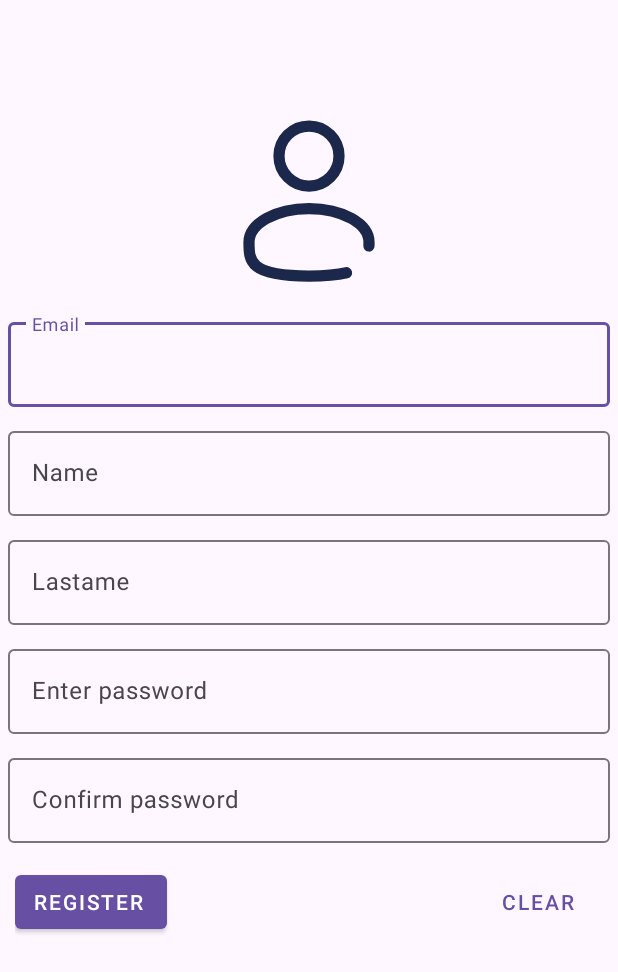
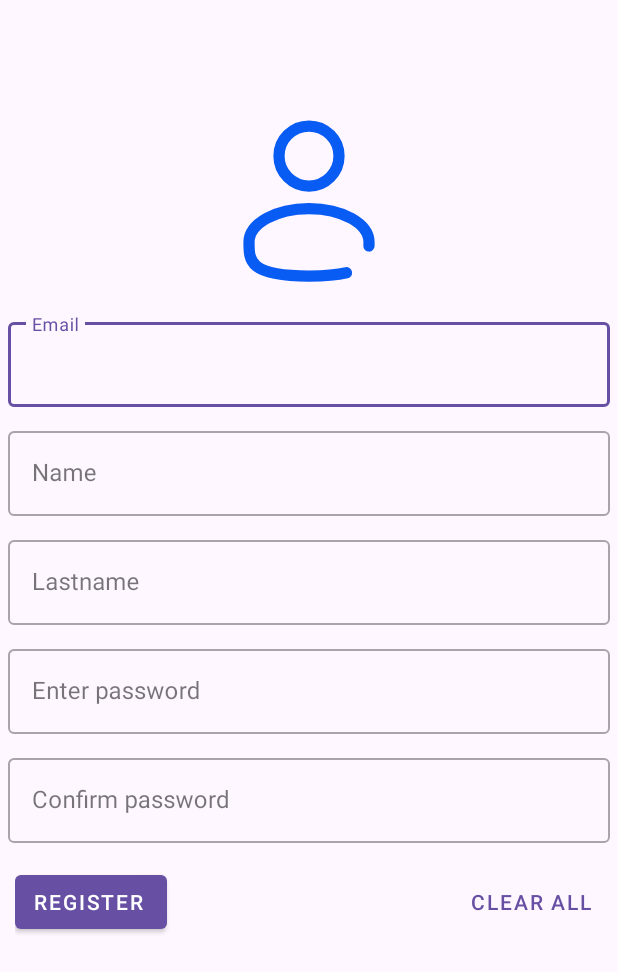
Before and after one commit to leodev8821/AFApp, an Android app: the UserRegisterActivity screen opened directly, with no data from a screen before it, on a phone screen of 412 x 824 dp. Shown: the top 972 px of the screen. Run offline under Robolectric (Android 15) with nearby library versions, the phone set to English and light mode, and no system bars.

```diff
--- a/app/src/main/java/com/example/afapp/adapters/PostAdapter.kt
+++ b/app/src/main/java/com/example/afapp/adapters/PostAdapter.kt
@@ -1,6 +1,8 @@
 package com.example.afapp.adapters
 
 import android.content.Context
+import android.content.res.ColorStateList
+import android.graphics.Color
 import android.text.format.DateFormat
 import android.view.LayoutInflater
 import android.view.ViewGroup
@@ -50,6 +52,7 @@ class PostViewHolder(
         post:Post,
         user:String,
     ){
+        val redColor = Color.parseColor("#FF0000")
         val dateFormat = DateFormat.format("dd-MMMM-yyyy", post.date)
 
         binding.titleItemTextView.text = post.title
@@ -57,7 +60,7 @@ class PostViewHolder(
         binding.tagsItemTextView.text = "Tags: ${post.tags}"
         binding.userItemTextView.text = "Created by: $user"
         binding.reactionsItemTextView.text = "Reactions: ${post.reactions}"
-        binding.dateItemtextView.text = "Created at: $dateFormat"
+        binding.dateItemTextView.text = "Created at: $dateFormat"
 
         val favDrawableId = if (post.like) {
             R.drawable.heart_selected
@@ -65,6 +68,7 @@ class PostViewHolder(
             R.drawable.heart_unselected
         }
         binding.reactFAB.setImageResource(favDrawableId)
+        binding.reactFAB.rippleColor = redColor
     }
 
 }
--- a/app/src/main/res/drawable/post_svg.xml
+++ b/app/src/main/res/drawable/post_svg.xml
@@ -5,8 +5,8 @@
     android:viewportHeight="460">
   <path
       android:pathData="M427.14,0H32.87C14.74,0 0,14.74 0,32.87v394.27c0,18.12 14.74,32.87 32.87,32.87h394.27c18.12,0 32.87,-14.74 32.87,-32.87V32.87C460,14.74 445.26,0 427.14,0zM317.75,309.58h-57.74v57.75c0,16.57 -13.43,30 -30,30s-30,-13.43 -30,-30v-57.75h-57.75c-16.57,0 -30,-13.43 -30,-30s13.43,-30 30,-30h57.75v-57.75c0,-16.57 13.43,-30 30,-30s30,13.43 30,30v57.75h57.74c16.57,0 30,13.43 30,30S334.32,309.58 317.75,309.58zM30,117.73V32.87c0,-1.58 1.28,-2.87 2.87,-2.87h394.27c1.58,0 2.87,1.28 2.87,2.87v84.86H30z"
-      android:fillColor="#000000"/>
+      android:fillColor="#49F4EF"/>
   <path
       android:pathData="M76.85,72.36m-26.25,0a26.25,26.25 0,1 1,52.5 0a26.25,26.25 0,1 1,-52.5 0"
-      android:fillColor="#000000"/>
+      android:fillColor="#49F4EF"/>
 </vector>
--- a/app/src/main/res/drawable/user_svg.xml
+++ b/app/src/main/res/drawable/user_svg.xml
@@ -7,11 +7,11 @@
       android:pathData="M12,6m-4,0a4,4 0,1 1,8 0a4,4 0,1 1,-8 0"
       android:strokeWidth="1.5"
       android:fillColor="#00000000"
-      android:strokeColor="#1C274C"/>
+      android:strokeColor="@color/blue"/>
   <path
       android:pathData="M19.997,18C20,17.836 20,17.669 20,17.5C20,15.015 16.418,13 12,13C7.582,13 4,15.015 4,17.5C4,19.985 4,22 12,22C14.231,22 15.84,21.843 17,21.563"
       android:strokeWidth="1.5"
       android:fillColor="#00000000"
-      android:strokeColor="#1C274C"
+      android:strokeColor="@color/blue"
       android:strokeLineCap="round"/>
 </vector>
--- a/app/src/main/res/layout/activity_user_register.xml
+++ b/app/src/main/res/layout/activity_user_register.xml
@@ -20,70 +20,80 @@
         android:layout_height="120dp"
         android:layout_margin="10dp"
         android:src="@drawable/user_svg"
-        android:layout_gravity="center"/>
+        android:layout_gravity="center"
+        tools:ignore="ContentDescription" />
 
     <com.google.android.material.textfield.TextInputLayout
         android:id="@+id/emailTextField"
         android:layout_width="match_parent"
         android:layout_height="wrap_content"
-        android:focusable="true"
-        android:layout_margin="5dp">
+        android:layout_margin="5dp"
+        style="@style/Widget.MaterialComponents.TextInputLayout.OutlinedBox">
 
         <com.google.android.material.textfield.TextInputEditText
             android:layout_width="match_parent"
             android:layout_height="wrap_content"
             android:inputType="textEmailAddress"
-            android:hint="Email"/>
+            android:selectAllOnFocus="true"
+            android:hint="@string/emailTF"/>
     </com.google.android.material.textfield.TextInputLayout>
 
     <com.google.android.material.textfield.TextInputLayout
         android:id="@+id/nameTextField"
         android:layout_width="match_parent"
         android:layout_height="wrap_content"
-        android:layout_margin="5dp">
+        android:layout_margin="5dp"
+        style="@style/Widget.MaterialComponents.TextInputLayout.OutlinedBox">
 
         <com.google.android.material.textfield.TextInputEditText
             android:layout_width="match_parent"
             android:layout_height="wrap_content"
-            android:hint="Name"/>
+            android:selectAllOnFocus="true"
+            android:hint="@string/nameTF"/>
     </com.google.android.material.textfield.TextInputLayout>
 
     <com.google.android.material.textfield.TextInputLayout
         android:id="@+id/lastnameTextField"
         android:layout_width="match_parent"
         android:layout_height="wrap_content"
-        android:layout_margin="5dp">
+        android:layout_margin="5dp"
+        style="@style/Widget.MaterialComponents.TextInputLayout.OutlinedBox">
 
         <com.google.android.material.textfield.TextInputEditText
             android:layout_width="match_parent"
             android:layout_height="wrap_content"
-            android:hint="Lastame"/>
+            android:selectAllOnFocus="true"
+            android:hint="@string/lastnameTF"/>
     </com.google.android.material.textfield.TextInputLayout>
 
     <com.google.android.material.textfield.TextInputLayout
         android:id="@+id/password1TextField"
         android:layout_width="match_parent"
         android:layout_height="wrap_content"
-        android:layout_margin="5dp">
+        android:layout_margin="5dp"
+        style="@style/Widget.MaterialComponents.TextInputLayout.OutlinedBox">
 
         <com.google.android.material.textfield.TextInputEditText
             android:layout_width="match_parent"
             android:layout_height="wrap_content"
             android:inputType="textPassword"
-            android:hint="Enter password"/>
+            android:selectAllOnFocus="true"
+            android:hint="@string/pass1TF"/>
     </com.google.android.material.textfield.TextInputLayout>
 
     <com.google.android.material.textfield.TextInputLayout
         android:id="@+id/password2TextField"
         android:layout_width="match_parent"
         android:layout_height="wrap_content"
-        android:layout_margin="5dp">
+        android:layout_margin="5dp"
+        style="@style/Widget.MaterialComponents.TextInputLayout.OutlinedBox">
 
         <com.google.android.material.textfield.TextInputEditText
             android:layout_width="match_parent"
             android:layout_height="wrap_content"
             android:inputType="textPassword"
-            android:hint="Confirm password"/>
+            android:selectAllOnFocus="true"
+            android:hint="@string/pass2TF"/>
     </com.google.android.material.textfield.TextInputLayout>
 
     <FrameLayout
@@ -96,7 +106,7 @@
             android:id="@+id/createUserButton"
             android:layout_width="wrap_content"
             android:layout_height="wrap_content"
-            android:text="Register"
+            android:text="@string/registerButton"
             android:layout_gravity="start"
             style="@style/Widget.MaterialComponents.Button.Icon"/>
 
@@ -104,7 +114,7 @@
             android:id="@+id/clearButton"
             android:layout_width="wrap_content"
             android:layout_height="wrap_content"
-            android:text="Clear"
+            android:text="@string/clearButton"
             android:layout_gravity="end"
             style="@style/Widget.MaterialComponents.Button.TextButton"/>
     </FrameLayout>
--- a/app/src/main/res/menu/main_menu.xml
+++ b/app/src/main/res/menu/main_menu.xml
@@ -4,17 +4,17 @@
 
     <item
         android:id="@+id/opt1"
-        android:title="Refresh"
+        android:title="@string/opt1"
         app:showAsAction="never" />
 
     <item
         android:id="@+id/opt2"
-        android:title="Logout"
+        android:title="@string/opt2"
         app:showAsAction="never" />
 
     <item
         android:id="@+id/opt3"
-        android:title="About"
+        android:title="@string/opt3"
         app:showAsAction="never" />
 
 </menu>
--- a/app/src/main/res/values/colors.xml
+++ b/app/src/main/res/values/colors.xml
@@ -20,6 +20,8 @@
     <color name="overWeight3">#FD2323</color>
     <color name="red">#FF0000</color>
     <color name="green">#0FB739</color>
+    <color name="blue">#085BF3</color>
+    <color name="cyan">#49F4EF</color>
 
     <color name="card_title_background">#808C8C8C</color>
     <color name="grey">#8C8C8C</color>
--- a/app/src/main/res/values/strings.xml
+++ b/app/src/main/res/values/strings.xml
@@ -3,10 +3,41 @@
 
     <string name="toastAbout">Created by LeoDev </string>
 
+    <!-- Main Activity -->
+    <string name="loginTitleTextView">Login</string>
+    <string name="emailTextField" translatable="false">Email</string>
+    <string name="passwordTextField">Password</string>
+    <string name="loginButton">Login</string>
+    <string name="registerButton">Register</string>
+
     <!-- For PostActivity -->
     <string name="empty_posts">No discussion to show</string>
-    <string name="empty_posts_advice">Press Refresh button on menu to load all posts</string>
+    <string name="empty_posts_advice">Press \"Refresh\" button on menu to load all posts</string>
+    <string name="newPostFloatingActionButton">New post</string>
 
     <!-- For ItemPost -->
-    <string name="tags">Tags:</string>
+    <string name="tagsItemTextView">"Tags: "</string>
+    <string name="userItemTextView">Created by: </string>
+    <string name="reactionsItemTextView">Reactions: </string>
+    <string name="dateItemTextView">Created at: </string>
+
+    <!-- For Activity_User_Register -->
+    <string name="emailTF" translatable="false">Email</string>
+    <string name="nameTF">Name</string>
+    <string name="lastnameTF">Lastname</string>
+    <string name="pass1TF">Enter password</string>
+    <string name="pass2TF">Confirm password</string>
+    <string name="createUserButton">Register</string>
+    <string name="clearButton">Clear all</string>
+
+    <!-- For New_Post_Alert_Dialog -->
+    <string name="titleTextField">Title</string>
+    <string name="bodyTextField">Body</string>
+    <string name="tagsEditText">Tags</string>
+
+    <!-- For Main_Menu -->
+    <string name="opt1">Refresh</string>
+    <string name="opt2">Logout</string>
+    <string name="opt3">About</string>
+
 </resources>
--- a/app/src/main/res/values/themes.xml
+++ b/app/src/main/res/values/themes.xml
@@ -15,7 +15,7 @@
         <item name="android:gravity">center</item>
         <item name="android:layout_gravity">center</item>
         <item name="android:textStyle">bold</item>
-        <item name="android:background">@color/green</item>
+        <item name="android:background">@color/blue</item>
         <item name="android:padding">5dp</item>
     </style>
 
```
Also changed, not shown: app/src/main/java/com/example/afapp/activities/PostsActivity.kt (+5 -3 lines), app/src/main/res/drawable/progressbar_style.xml (added, +13 -0 lines), app/src/main/res/layout/activity_main.xml (+5 -5 lines), app/src/main/res/layout/activity_posts.xml (+13 -4 lines), app/src/main/res/layout/item_post.xml (+9 -8 lines), app/src/main/res/layout/new_post_alert_dialog.xml (+10 -9 lines), app/src/main/res/drawable/text_lines.xml (renamed from app/src/main/res/drawable/textlines.xml), 1 other file.
